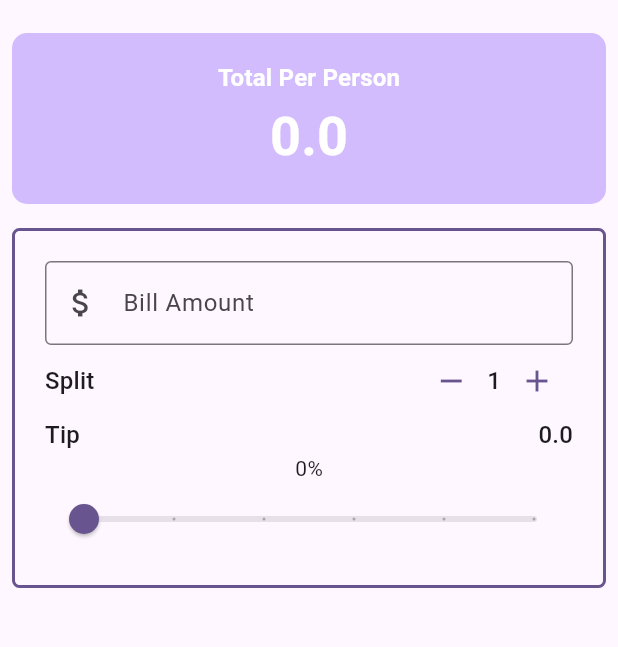
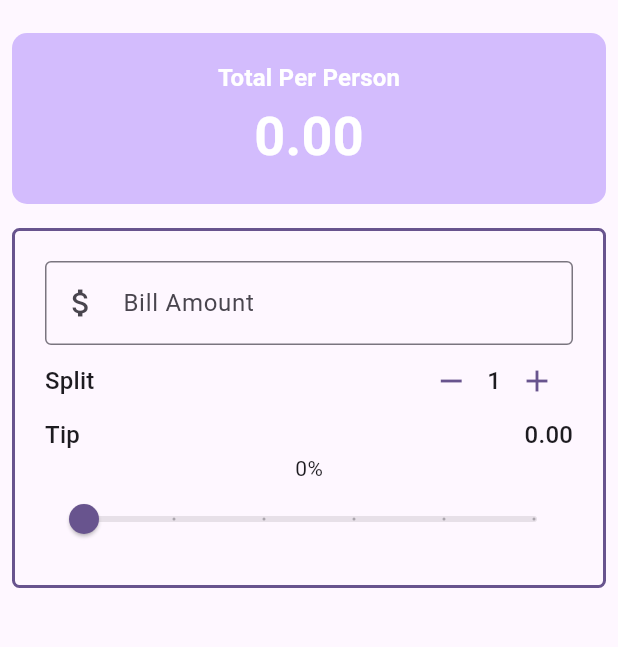
Before and after one commit to Vysakhchandren/UTip-App, a Flutter app: the screen it shows after launch, on a phone screen of 412 x 824 dp, the part 63-710 px from its top. Run offline on Flutter 3.47's test engine with Material 3 defaults, Android fonts, the phone set to English and light mode, and no system bars.

Commit message:
Refactor widgets final

```diff
--- a/lib/utip.dart
+++ b/lib/utip.dart
@@ -2,7 +2,9 @@ import 'dart:developer';
 
 import 'package:calculator_app/widgets/bill_amount_field.dart';
 import 'package:calculator_app/widgets/person_counter.dart';
+import 'package:calculator_app/widgets/tip_row.dart';
 import 'package:calculator_app/widgets/tip_slider.dart';
+import 'package:calculator_app/widgets/total_per_person.dart';
 import 'package:flutter/material.dart';
 
 class UTip extends StatefulWidget {
@@ -15,15 +17,15 @@ class UTip extends StatefulWidget {
 class _UTipState extends State<UTip> {
   int _personCount = 1;
   double _tipPercentage = 0.0;
-  double _billTotal =0.0;
+  double _billTotal = 0.0;
 
-  double totalPerPerson(){
-    return(((_billTotal*_tipPercentage)+(_billTotal)) / _personCount);
-}
+  double totalPerPerson() {
+    return (((_billTotal * _tipPercentage) + (_billTotal)) / _personCount);
+  }
 
-double totalTip(){
-    return(_billTotal*_tipPercentage);
-}
+  double totalTip() {
+    return (_billTotal * _tipPercentage);
+  }
 
   //methods
 
@@ -58,33 +60,11 @@ double totalTip(){
       body: Column(
         crossAxisAlignment: CrossAxisAlignment.stretch,
         children: [
+          TotalPerPerson(themeData: themeData, style: style, total: total),
           Padding(
             padding: const EdgeInsets.all(8.0),
             child: Container(
-              padding: const EdgeInsets.all(18),
-              decoration: BoxDecoration(
-                color: themeData.colorScheme.inversePrimary,
-                borderRadius: BorderRadius.circular(10),
-              ),
-
-              child: Column(
-                children: [
-                  Text("Total Per Person", style: style),
-                  Text(
-                    "$total",
-                    style: style.copyWith(
-                      color: themeData.colorScheme.onPrimary,
-                      fontSize: themeData.textTheme.displaySmall?.fontSize,
-                    ),
-                  ),
-                ],
-              ),
-            ),
-          ),
-          Padding(
-            padding: const EdgeInsets.all(8.0),
-            child: Container(
-              padding:const EdgeInsets.all(20),
+              padding: const EdgeInsets.all(20),
               decoration: BoxDecoration(
                 borderRadius: BorderRadius.circular(5),
                 border: Border.all(
@@ -117,13 +97,7 @@ double totalTip(){
                       ),
                     ],
                   ),
-                  Row(
-                    mainAxisAlignment: MainAxisAlignment.spaceBetween,
-                    children: [
-                      Text("Tip", style: themeData.textTheme.titleMedium),
-                      Text("$totalT", style: themeData.textTheme.titleMedium),
-                    ],
-                  ),
+                  TipRow(themeData: themeData, totalT: totalT),
                   //slider text
                   Text("${(_tipPercentage * 100).round()}%"),
                   TipSlider(
--- /dev/null
+++ b/lib/widgets/tip_row.dart
@@ -0,0 +1,23 @@
+import 'package:flutter/material.dart';
+
+class TipRow extends StatelessWidget {
+  const TipRow({
+    super.key,
+    required this.themeData,
+    required this.totalT,
+  });
+
+  final ThemeData themeData;
+  final double totalT;
+
+  @override
+  Widget build(BuildContext context) {
+    return Row(
+      mainAxisAlignment: MainAxisAlignment.spaceBetween,
+      children: [
+        Text("Tip", style: themeData.textTheme.titleMedium),
+        Text(totalT.toStringAsFixed(2), style: themeData.textTheme.titleMedium),
+      ],
+    );
+  }
+}
--- /dev/null
+++ b/lib/widgets/total_per_person.dart
@@ -0,0 +1,41 @@
+import 'package:flutter/material.dart';
+
+class TotalPerPerson extends StatelessWidget {
+  const TotalPerPerson({
+    super.key,
+    required this.themeData,
+    required this.style,
+    required this.total,
+  });
+
+  final ThemeData themeData;
+  final TextStyle style;
+  final double total;
+
+  @override
+  Widget build(BuildContext context) {
+    return Padding(
+      padding: const EdgeInsets.all(8.0),
+      child: Container(
+        padding: const EdgeInsets.all(18),
+        decoration: BoxDecoration(
+          color: themeData.colorScheme.inversePrimary,
+          borderRadius: BorderRadius.circular(10),
+        ),
+
+        child: Column(
+          children: [
+            Text("Total Per Person", style: style),
+            Text(
+              total.toStringAsFixed(2),
+              style: style.copyWith(
+                color: themeData.colorScheme.onPrimary,
+                fontSize: themeData.textTheme.displaySmall?.fontSize,
+              ),
+            ),
+          ],
+        ),
+      ),
+    );
+  }
+}
```
